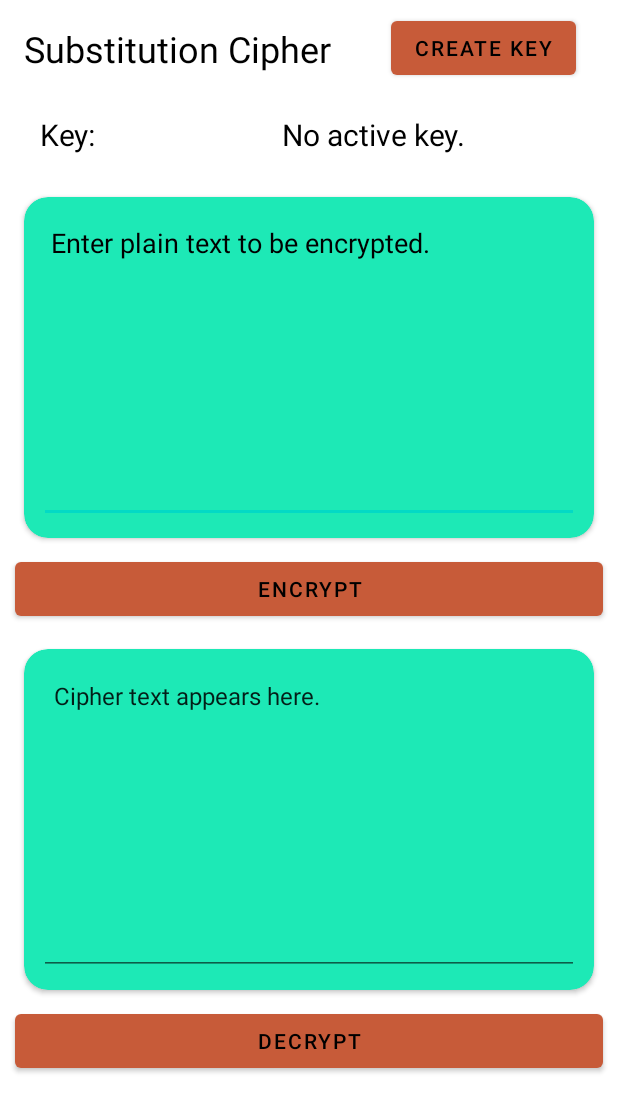
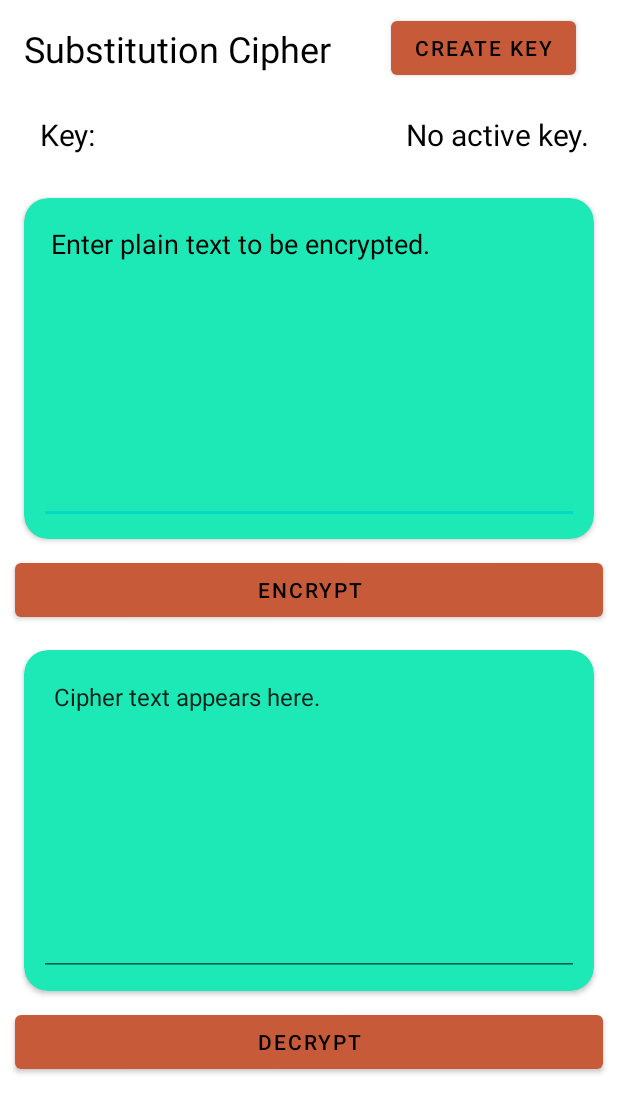
Before and after one commit to healym3/EncryptionApp, an Android app: the layout activity_main.xml on its own in the app's theme, with its tools: preview values and no code run, on a phone screen of 412 x 824 dp. Shown: the top 1113 px of the screen. Run offline under Robolectric (Android 15) with nearby library versions, the phone set to English and light mode, and no system bars.

```diff
--- a/app/src/main/java/com/example/encryptionapp/MainActivity.java
+++ b/app/src/main/java/com/example/encryptionapp/MainActivity.java
@@ -36,7 +36,7 @@ public class MainActivity extends AppCompatActivity {
 
 
         key = new Key();
-        key.generateKey();
+        key.setKey("defghijklmnopqrstuvwxyzabc");
         displayKey();
         Log.d("Key", "onCreate: " + key.getKey().toString());
 
--- a/app/src/main/res/layout/activity_main.xml
+++ b/app/src/main/res/layout/activity_main.xml
@@ -21,11 +21,11 @@
     <TextView
         android:id="@+id/keyTextView"
         style="@style/textStyle"
-        android:layout_width="300dp"
-        android:layout_height="49dp"
+        android:layout_width="0dp"
+        android:layout_height="50dp"
         android:layout_marginTop="20dp"
         android:text="@string/keyPlaceholder"
-        android:textAlignment="center"
+        android:textAlignment="viewEnd"
         android:textColor="@color/primaryTextColor"
         android:textSize="20sp"
         app:layout_constraintEnd_toEndOf="parent"
```
